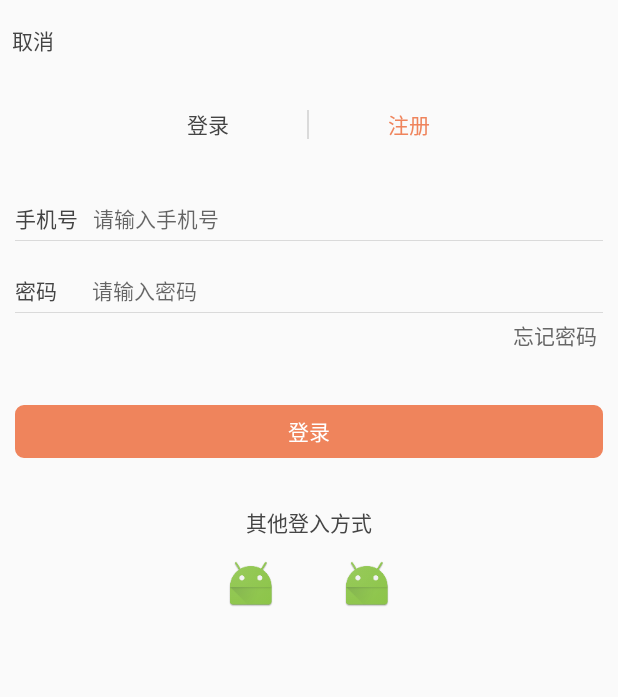
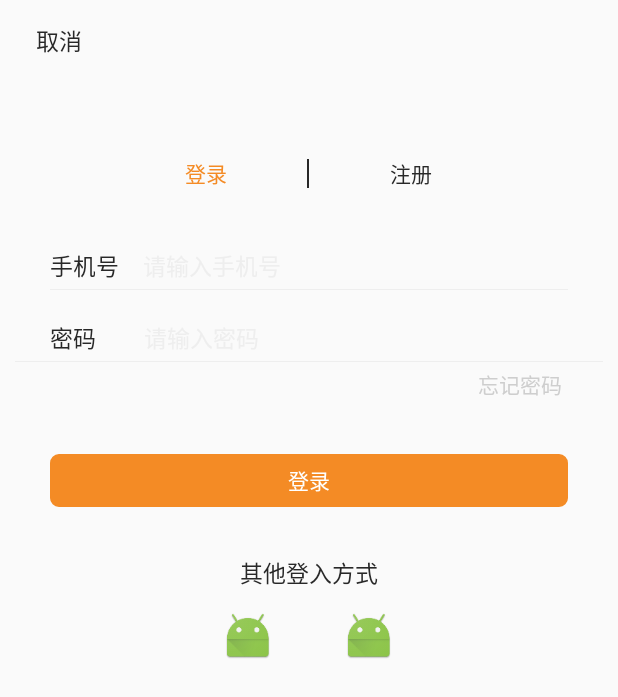
Before and after one commit to tianfeng94666/ZhongJiTeaApp, an Android app: the layout activity_login.xml on its own in the app's theme, with its tools: preview values and no code run, on a phone screen of 412 x 824 dp. Shown: the top 697 px of the screen. Run offline under Robolectric (Android 15) with nearby library versions, the phone set to English and light mode, and no system bars.

Commit message:
公司提交

```diff
--- a/app/src/main/java/com/tianfeng/zhongjiteaapp/fragment/StorageFragment.java
+++ b/app/src/main/java/com/tianfeng/zhongjiteaapp/fragment/StorageFragment.java
@@ -64,7 +64,6 @@ public class StorageFragment extends BaseFragment {
         //添加页卡标题
         mTitleList.add("云南仓");
         mTitleList.add("华南仓");
-
         yunNanStorageFragemnt = new StorageDetailFragment();
         fragmentList.add(yunNanStorageFragemnt);
          huaNanStorageFragment = new StorageDetailFragment();
--- a/app/src/main/res/layout/activity_login.xml
+++ b/app/src/main/res/layout/activity_login.xml
@@ -2,56 +2,54 @@
 <LinearLayout xmlns:android="http://schemas.android.com/apk/res/android"
     xmlns:app="http://schemas.android.com/apk/res-auto"
     xmlns:tools="http://schemas.android.com/tools"
-    android:paddingLeft="@dimen/margin10"
-    android:paddingRight="@dimen/margin10"
-    android:fitsSystemWindows="true"
-    android:clipToPadding="true"
     android:layout_width="match_parent"
     android:layout_height="match_parent"
+    android:clipToPadding="true"
+    android:fitsSystemWindows="true"
     android:orientation="vertical">
 
     <TextView
         android:id="@+id/tv_login_cancle"
         android:layout_width="wrap_content"
         android:layout_height="wrap_content"
+        android:layout_marginLeft="@dimen/margin24"
+        android:layout_marginTop="15dp"
+        android:text="取消"
         android:textColor="@color/text_color"
-        android:layout_marginTop="@dimen/maginTop8"
-        android:padding="8dp"
-        android:text="取消"
 
         android:textSize="@dimen/text_normal" />
 
     <LinearLayout
         android:layout_width="match_parent"
         android:layout_height="@dimen/textview_height"
-        android:layout_marginTop="20dp"
+        android:layout_marginTop="59dp"
         android:gravity="center">
 
         <View
             android:layout_width="0dp"
             android:layout_height="match_parent"
-            android:layout_weight="1" />
+            android:layout_weight="0.3" />
 
         <LinearLayout
             android:layout_width="0dp"
             android:layout_height="match_parent"
-            android:layout_weight="1.3">
+            android:layout_weight="0.4">
 
             <TextView
                 android:id="@+id/tv_login_tv"
                 android:layout_width="0dp"
                 android:layout_height="match_parent"
                 android:layout_weight="1"
-                android:textColor="@color/text_color"
                 android:gravity="center_vertical"
-                android:text="登录" />
+                android:text="登录"
+                android:textColor="@color/oregon" />
 
-            <ImageView
+            <View
                 android:layout_width="1dp"
                 android:layout_height="match_parent"
                 android:layout_marginBottom="@dimen/margin_bottom8"
                 android:layout_marginTop="@dimen/maginTop8"
-                android:background="@color/color_line" />
+                android:background="@color/text_color" />
 
             <TextView
                 android:id="@+id/tv_regisit_tv"
@@ -60,76 +58,80 @@
                 android:layout_weight="1"
                 android:gravity="right|center_vertical"
                 android:text="注册"
-                android:textColor="@color/oregon" />
+                android:textColor="@color/text_color" />
         </LinearLayout>
 
         <View
             android:layout_width="0dp"
             android:layout_height="match_parent"
-            android:layout_weight="1" />
+            android:layout_weight="0.3" />
     </LinearLayout>
 
     <LinearLayout
         android:layout_width="match_parent"
         android:layout_height="@dimen/textview_height"
         android:layout_marginBottom="4dp"
-        android:layout_marginLeft="@dimen/margin10"
-        android:layout_marginRight="@dimen/margin10"
+        android:layout_marginLeft="@dimen/margin33"
+        android:layout_marginRight="@dimen/margin33"
         android:layout_marginTop="20dp">
 
         <TextView
 
             android:layout_width="wrap_content"
             android:layout_height="match_parent"
-            android:textColor="@color/text_color"
             android:gravity="bottom"
             android:text="手机号"
+            android:textColor="@color/text_color"
             android:textSize="@dimen/text_normal" />
 
         <EditText
-            android:textColor="@color/text_color"
             android:id="@+id/et_login_phone"
             android:layout_width="match_parent"
             android:layout_height="match_parent"
-            android:layout_marginLeft="@dimen/margin10"
+            android:layout_marginLeft="@dimen/margin16"
             android:background="@null"
             android:gravity="bottom"
+            android:hint="请输入手机号"
             android:inputType="phone"
-            android:hint="请输入手机号"
+            android:textColor="@color/text_color"
+            android:textColorHint="@color/color_line"
             android:textSize="@dimen/text_normal" />
     </LinearLayout>
 
     <View
         android:layout_width="match_parent"
         android:layout_height="1px"
-        android:layout_marginLeft="@dimen/margin10"
-        android:layout_marginRight="@dimen/margin10"
+        android:layout_marginLeft="@dimen/margin33"
+        android:layout_marginRight="@dimen/margin33"
         android:background="@color/color_line" />
+
     <LinearLayout
         android:id="@+id/ll_register"
+        android:layout_width="match_parent"
+        android:layout_height="wrap_content"
         android:orientation="vertical"
-        android:visibility="gone"
-        android:layout_width="match_parent"
-        android:layout_height="wrap_content">
+        android:visibility="gone">
+
         <RelativeLayout
             android:layout_width="match_parent"
             android:layout_height="@dimen/textview_height">
+
             <LinearLayout
                 android:id="@+id/ll_code"
                 android:layout_width="match_parent"
                 android:layout_height="@dimen/textview_height"
                 android:layout_marginBottom="4dp"
-                android:layout_marginLeft="@dimen/margin10"
-                android:layout_marginRight="@dimen/margin10"
+                android:layout_marginLeft="@dimen/margin33"
+                android:layout_marginRight="@dimen/margin33"
                 android:layout_marginTop="8dp">
 
                 <TextView
 
                     android:layout_width="wrap_content"
                     android:layout_height="match_parent"
-
                     android:gravity="bottom"
                     android:text="验证码"
+                    android:textColor="@color/text_color"
                     android:textSize="@dimen/text_normal" />
 
                 <EditText
@@ -141,171 +143,190 @@
                     android:gravity="bottom"
                     android:hint="请输入验证码"
                     android:textColor="@color/color_line"
+                    android:textColorHint="@color/color_line"
                     android:textSize="@dimen/text_normal" />
             </LinearLayout>
+
             <View
-                android:layout_alignParentBottom="true"
-                android:layout_toLeftOf="@+id/tv_login_code"
                 android:layout_width="match_parent"
                 android:layout_height="1px"
-                android:layout_marginLeft="30dp"
+                android:layout_alignParentBottom="true"
+                android:layout_marginLeft="@dimen/margin33"
                 android:layout_marginRight="8dp"
+                android:layout_toLeftOf="@+id/tv_login_code"
                 android:background="@color/color_line" />
+
             <TextView
                 android:id="@+id/tv_login_code"
+                android:layout_width="wrap_content"
+                android:layout_height="wrap_content"
+                android:layout_alignParentBottom="true"
+                android:layout_alignParentRight="true"
                 android:layout_marginRight="30dp"
-                android:layout_alignParentRight="true"
-                android:layout_alignParentBottom="true"
-                android:text="获取验证码"
                 android:background="@drawable/board_oregon"
                 android:padding="5dp"
-                android:textColor="@color/white"
-                android:layout_width="wrap_content"
-                android:layout_height="wrap_content" />
+                android:text="获取验证码"
+                android:textColor="@color/white" />
         </RelativeLayout>
+
         <LinearLayout
-            android:layout_marginTop="@dimen/maginTop10"
-            android:layout_marginLeft="@dimen/margin10"
-            android:layout_marginRight="@dimen/margin10"
             android:layout_width="match_parent"
-            android:layout_height="wrap_content">
+            android:layout_height="wrap_content"
+            android:layout_marginLeft="@dimen/margin33"
+            android:layout_marginRight="@dimen/margin33"
+            android:layout_marginTop="@dimen/maginTop10">
+
             <CheckBox
                 android:id="@+id/cb_ischeck"
                 android:layout_width="wrap_content"
                 android:layout_height="wrap_content" />
+
             <TextView
+                android:layout_width="wrap_content"
+                android:layout_height="wrap_content"
+                android:padding="4dp"
                 android:text="同意"
-                android:padding="4dp"
-                android:textSize="@dimen/small_text"
-                android:layout_width="wrap_content"
-                android:layout_height="wrap_content" />
+                android:textSize="@dimen/small_text" />
+
             <TextView
                 android:id="@+id/tv_agreement1"
+                android:layout_width="wrap_content"
+                android:layout_height="wrap_content"
                 android:text="《xx服务协议》"
-                android:textSize="@dimen/small_text"
-                android:textColor="@android:color/holo_blue_light"
+                android:textColor="@color/blue"
+                android:textSize="@dimen/small_text" />
+
+            <TextView
                 android:layout_width="wrap_content"
-                android:layout_height="wrap_content" />
-            <TextView
+                android:layout_height="wrap_content"
                 android:text="及"
-                android:textSize="@dimen/small_text"
-                android:layout_width="wrap_content"
-                android:layout_height="wrap_content" />
+                android:textSize="@dimen/small_text" />
+
             <TextView
                 android:id="@+id/tv_agreement2"
+                android:layout_width="wrap_content"
+                android:layout_height="wrap_content"
                 android:text="《xx服务协议》"
-                android:textSize="@dimen/small_text"
-                android:textColor="@android:color/holo_blue_light"
-                android:layout_width="wrap_content"
-                android:layout_height="wrap_content" />
+                android:textColor="@color/blue"
+                android:textSize="@dimen/small_text" />
         </LinearLayout>
 
         <TextView
             android:id="@+id/tv_next"
+            android:layout_width="match_parent"
+            android:layout_height="@dimen/textview_height"
+            android:layout_marginLeft="@dimen/margin33"
+            android:layout_marginRight="@dimen/margin33"
             android:layout_marginTop="@dimen/maginTop10"
-            android:layout_marginLeft="@dimen/margin10"
-            android:layout_marginRight="@dimen/margin10"
+            android:background="@drawable/board_oregon"
+            android:gravity="center"
             android:text="下一步"
-            android:gravity="center"
-            android:textColor="@color/white"
-            android:background="@drawable/board_oregon"
-            android:layout_width="match_parent"
-            android:layout_height="@dimen/textview_height" />
+            android:textColor="@color/white" />
     </LinearLayout>
+
     <LinearLayout
         android:id="@+id/ll_login"
-        android:orientation="vertical"
         android:layout_width="match_parent"
-        android:layout_height="wrap_content">
+        android:layout_height="wrap_content"
+        android:orientation="vertical">
+
         <LinearLayout
             android:layout_width="match_parent"
             android:layout_height="@dimen/textview_height"
             android:layout_marginBottom="4dp"
-            android:layout_marginLeft="@dimen/margin10"
-            android:layout_marginRight="@dimen/margin10"
+            android:layout_marginLeft="@dimen/margin33"
+            android:layout_marginRight="@dimen/margin33"
             android:layout_marginTop="@dimen/maginTop8">
 
             <TextView
-                android:textColor="@color/text_color"
                 android:layout_width="wrap_content"
                 android:layout_height="match_parent"
+                android:gravity="bottom"
 
-                android:gravity="bottom"
                 android:text="密码    "
+                android:textColor="@color/text_color"
                 android:textSize="@dimen/text_normal" />
 
             <EditText
                 android:id="@+id/et_login_password"
                 android:layout_width="match_parent"
                 android:layout_height="match_parent"
-                android:layout_marginLeft="@dimen/margin10"
+                android:layout_marginLeft="@dimen/margin16"
                 android:background="@null"
                 android:gravity="bottom"
+                android:hint="请输入密码"
                 android:inputType="textPassword"
-                android:hint="请输入密码"
                 android:textColor="@color/text_color"
+                android:textColorHint="@color/color_line"
                 android:textSize="@dimen/text_normal" />
         </LinearLayout>
+
         <View
             android:layout_width="match_parent"
             android:layout_height="1px"
             android:layout_marginLeft="@dimen/margin10"
             android:layout_marginRight="@dimen/margin10"
             android:background="@color/color_line" />
+
         <RelativeLayout
-            android:layout_marginLeft="@dimen/margin10"
-            android:layout_marginRight="@dimen/margin10"
             android:layout_width="match_parent"
-            android:layout_height="wrap_content">
+            android:layout_height="wrap_content"
+            android:layout_marginLeft="@dimen/margin33"
+            android:layout_marginRight="@dimen/margin33">
+
             <TextView
-                android:text="忘记密码"
-                android:padding="4dp"
-                android:textColor="@color/text_color2"
                 android:id="@+id/tv_login_forget_password"
                 android:layout_width="wrap_content"
+                android:layout_height="wrap_content"
                 android:layout_alignParentRight="true"
-                android:layout_height="wrap_content" />
+                android:padding="4dp"
+                android:text="忘记密码"
+                android:textColor="@color/text_color2" />
         </RelativeLayout>
-        <TextView
-            android:layout_marginLeft="@dimen/margin10"
-            android:layout_marginRight="@dimen/margin10"
-            android:id="@+id/tv_login"
-            android:layout_marginTop="32dp"
-            android:layout_width="match_parent"
-            android:text="登录"
-            android:gravity="center"
-            android:textColor="@color/white"
-            android:background="@drawable/board_oregon"
-            android:layout_height="@dimen/textview_height" />
 
         <TextView
+            android:id="@+id/tv_login"
+            android:layout_width="match_parent"
+            android:layout_height="@dimen/textview_height"
+            android:layout_marginLeft="@dimen/margin33"
+            android:layout_marginRight="@dimen/margin33"
             android:layout_marginTop="32dp"
+            android:background="@drawable/board_oregon"
+            android:gravity="center"
+            android:text="登录"
+            android:textColor="@color/white" />
+
+        <TextView
+            android:layout_width="match_parent"
+            android:layout_height="wrap_content"
+            android:layout_marginTop="32dp"
+            android:gravity="center"
             android:text="其他登入方式"
-            android:gravity="center"
             android:textColor="@color/text_color"
+            android:textSize="@dimen/text_normal" />
+
+        <LinearLayout
             android:layout_width="match_parent"
-            android:layout_height="wrap_content" />
-        <LinearLayout
+            android:layout_height="wrap_content"
             android:layout_marginTop="@dimen/maginTop8"
-            android:layout_width="match_parent"
-            android:gravity="center"
-            android:layout_height="wrap_content">
+            android:gravity="center">
+
             <ImageView
                 android:id="@+id/iv_weixin"
-                android:src="@mipmap/ic_launcher"
+                android:layout_width="45dp"
+                android:layout_height="45dp"
                 android:padding="5dp"
-                android:layout_width="45dp"
-                android:layout_height="45dp" />
+                android:src="@mipmap/ic_launcher" />
+
             <ImageView
                 android:id="@+id/iv_qq"
-                android:layout_marginLeft="32dp"
-                android:src="@mipmap/ic_launcher"
+                android:layout_width="45dp"
+                android:layout_height="45dp"
+                android:layout_marginLeft="35dp"
                 android:padding="5dp"
-                android:layout_width="45dp"
-                android:layout_height="45dp" />
+                android:src="@mipmap/ic_launcher" />
         </LinearLayout>
     </LinearLayout>
 
 
-
 </LinearLayout>
--- a/app/src/main/res/values/attrs.xml
+++ b/app/src/main/res/values/attrs.xml
@@ -2,6 +2,8 @@
 <resources>
     <declare-styleable name="FlyBanner">
         <attr name="points_visibility" format="boolean" />
+        <attr name="is_auto_play" format="boolean" />
+        <attr name="is_circle" format="boolean" />
         <attr name="points_position" format="enum">
             <enum name="CENTER" value="0" />
             <enum name="LEFT" value="1" />
--- a/app/src/main/res/values/colors.xml
+++ b/app/src/main/res/values/colors.xml
@@ -5,19 +5,20 @@
     <color name="colorAccent">#FF4081</color>
     <color name="theme_bg">#f0eff5</color>
     <color name="theme_color">#ef845c</color>
-    <color name="oregon">#ef845c</color>
+    <color name="oregon">#f48b25</color>
     <color name="white">#ffffff</color>
     <color name="black">#000000</color>
-    <color name="color_line">#dadada</color>
+    <color name="color_line">#eeeeee</color>
     <color name="title_color">#333333</color>
     <color name="transparent_background">#00ffffff</color>
     <color name="half_transparent_background">#e0ffffff</color>
     <!--文字颜色-->
-    <color name="text_color">#444444</color>
-    <color name="text_color2">#666666</color>
+    <color name="text_color">#282828</color>
+    <color name="text_color2">#cecece</color>
     <color name="text_color3">#999999</color>
     <!--主页底部字体颜色变化-->
     <color name="awesome_red">#CBAC6B</color>
     <color name="awesome_gray">#FDFDFD</color>
+    <color name="blue">#5a97f2</color>
 
 </resources>
--- a/app/src/main/res/values/dimens.xml
+++ b/app/src/main/res/values/dimens.xml
@@ -20,11 +20,14 @@
     <dimen name="maginTop10">10dp</dimen>
     <dimen name="margin10">10dp</dimen>
     <dimen name="margin_bottom10">10dp</dimen>
-    <dimen name="text_normal">14sp</dimen>
+    <dimen name="text_normal">15sp</dimen>
     <dimen name="textview_height">35dp</dimen>
-    <dimen name="small_text">13sp</dimen>
+    <dimen name="small_text">11sp</dimen>
 
     <dimen name="toolbar_padding_top">0dp</dimen>
     <dimen name="paddingleft32">32dp</dimen>
+    <dimen name="margin24">24dp</dimen>
+    <dimen name="margin33">33dp</dimen>
+    <dimen name="margin16">16dp</dimen>
 
 </resources>
```
Also changed, not shown: app/src/main/java/com/tianfeng/zhongjiteaapp/activity/ChooseShopActivity.java (added, +18 -0 lines), app/src/main/java/com/tianfeng/zhongjiteaapp/activity/FirstActivity.java (+18 -1 lines), app/src/main/java/com/tianfeng/zhongjiteaapp/activity/LoginAcitivity.java (+17 -0 lines), app/src/main/java/com/tianfeng/zhongjiteaapp/fragment/StorageDetailFragment.java (+5 -2 lines), app/src/main/java/com/tianfeng/zhongjiteaapp/utils/UIUtils.java (+133 -41 lines), app/src/main/java/com/tianfeng/zhongjiteaapp/viewutils/FlyBanner.java (+57 -9 lines), app/src/main/res/layout/activity_first.xml (+8 -5 lines), app/src/main/res/layout/activity_shop.xml (added, +36 -0 lines), app/src/main/res/layout/fragment_storage.xml (+10 -10 lines), app/src/main/res/layout/fragment_strage_detail.xml (+4 -4 lines), app/src/main/res/mipmap-hdpi/one.jpg (added), app/src/main/res/mipmap-hdpi/three.jpg (added), app/src/main/res/mipmap-hdpi/two.jpg (added).
